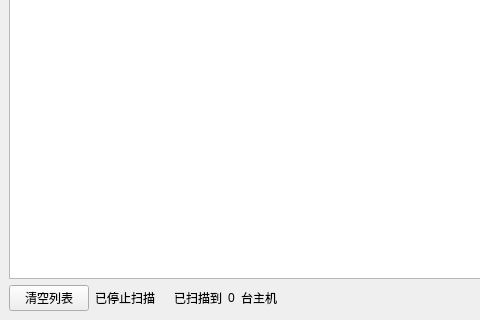
First picture: the form in EXP2_Tracert/src/ui/mainwindow.ui, repository KitraMGP/ComputerNetworkCourseDesign, before the edit; both pictures show x 0 to 480 and y 206 to 526 of the 800 by 526 pixel window.
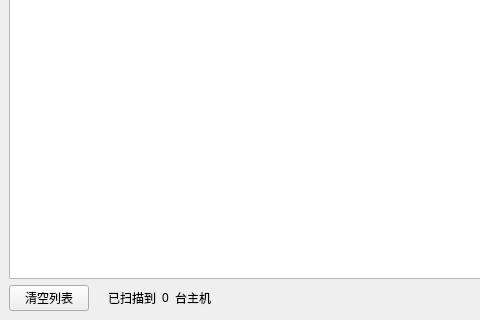
Second picture: the form after the edit.

Commit message: 修复网络扫描工具的bug

```diff
--- a/EXP2_Tracert/src/ui/mainwindow.ui
+++ b/EXP2_Tracert/src/ui/mainwindow.ui
@@ -298,13 +298,6 @@
         </property>
        </widget>
       </item>
-      <item>
-       <widget class="QLabel" name="scanStatusLabel">
-        <property name="text">
-         <string>已停止扫描</string>
-        </property>
-       </widget>
-      </item>
       <item>
        <widget class="QLabel" name="label_6">
         <property name="text">
```
The commit also changes 2 other files.
